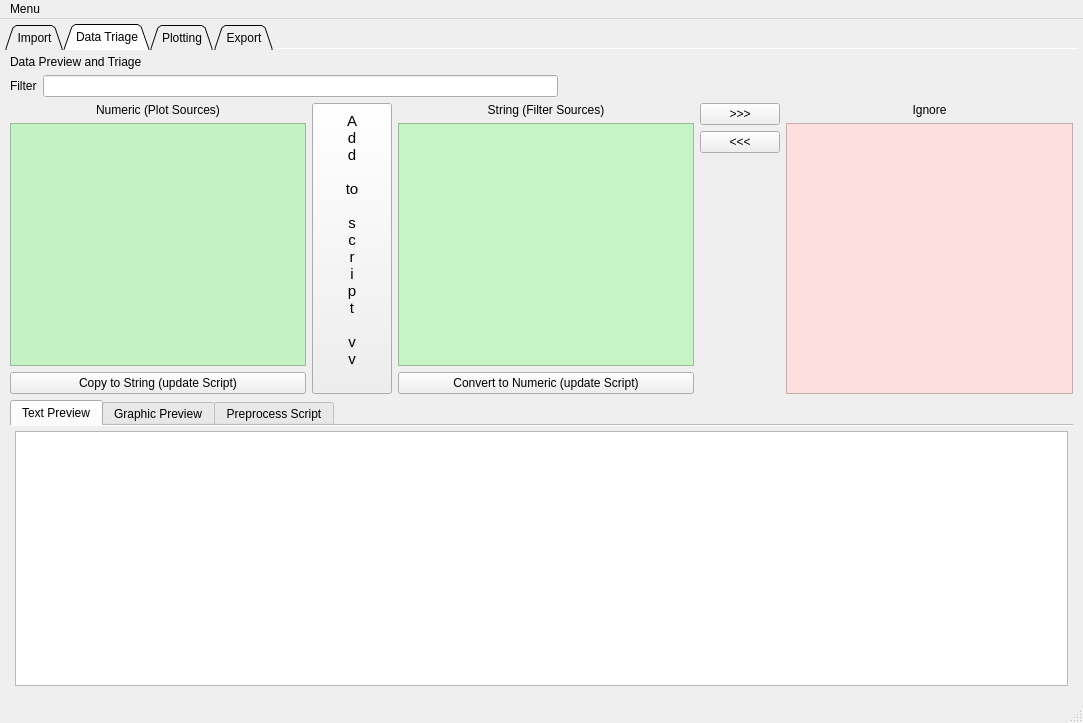
This is form.ui in kevinanewman/colliderscope2024 as Qt 5 draws it before an edit. The edited form follows.
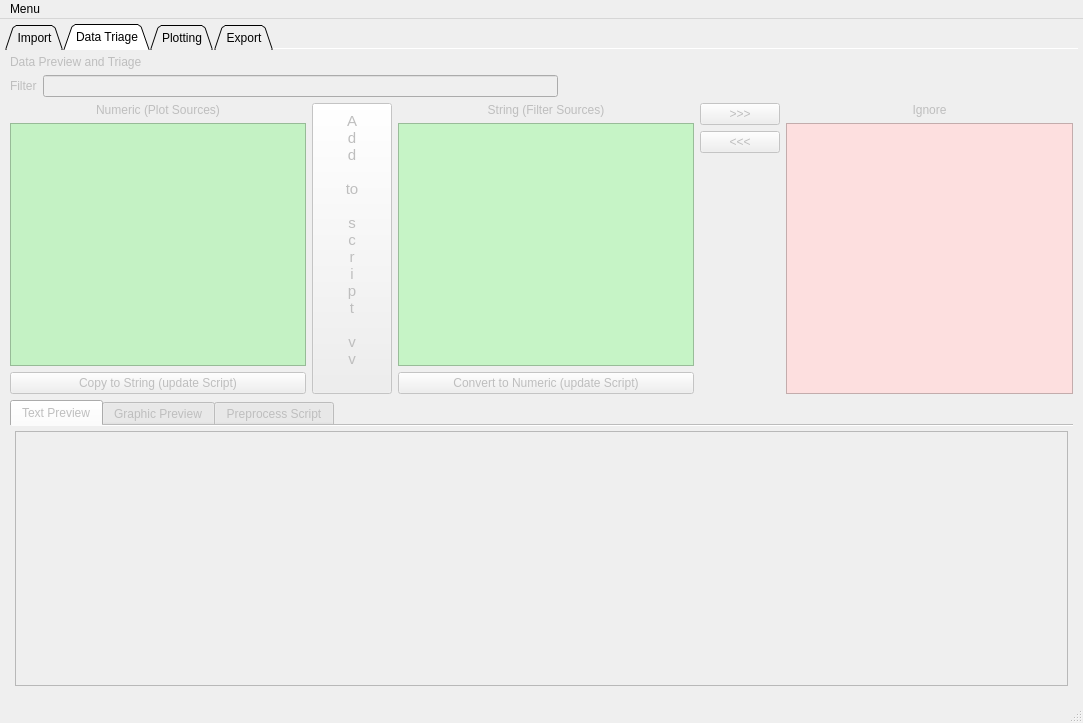
This is the edited form. The open tabs and pages were chosen to show the change.

Commit message: enable triage only after import populate string and non-string triage lists!

What changed in the file:
```diff
--- a/form.ui
+++ b/form.ui
@@ -600,6 +600,9 @@
        </layout>
       </widget>
       <widget class="QWidget" name="tab_triage">
+       <property name="enabled">
+        <bool>false</bool>
+       </property>
        <attribute name="title">
         <string>Data Triage</string>
        </attribute>
@@ -847,7 +850,7 @@
             <item>
              <widget class="QLabel" name="label_ignore">
               <property name="enabled">
-               <bool>true</bool>
+               <bool>false</bool>
               </property>
               <property name="text">
                <string>Ignore</string>
```
Left out of the diff: 227 changed lines with no effect on the pictures. The commit also changes 2 other files.
